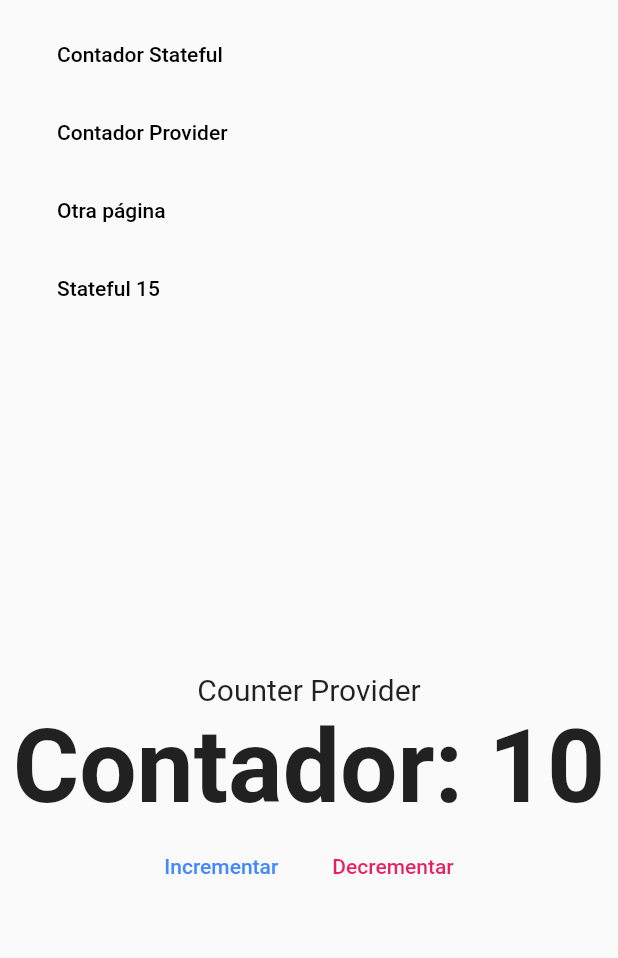
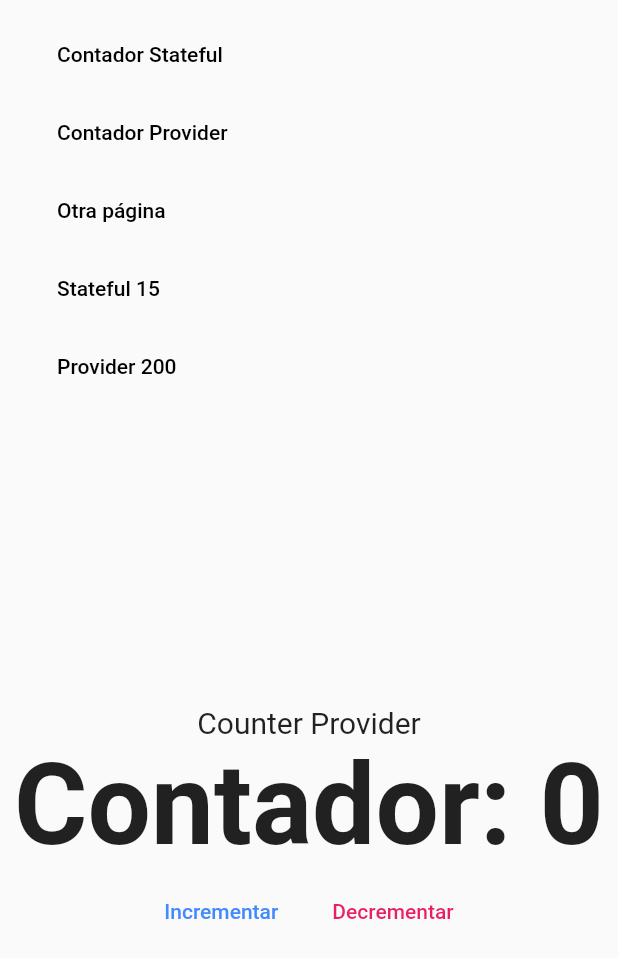
Before and after one commit to CesarArellano/Flutter-Web-Course, a Flutter app: the _CounterProviderPageBody screen opened directly, after a tap on "Contador Provider", on a phone screen of 412 x 824 dp. Shown: the top 958 px of the screen. Run offline on Flutter 3.47's test engine with Material 2 defaults, Android fonts, the phone set to English and light mode, and no system bars; our stand-ins replace fluro, get_it.

Commit message:
Read by Query Params

```diff
--- a/web_bases_2/lib/providers/counter_provider.dart
+++ b/web_bases_2/lib/providers/counter_provider.dart
@@ -1,6 +1,10 @@
 import 'package:flutter/material.dart';
 
 class CounterProvider extends ChangeNotifier {
+
+  CounterProvider( String base ) {
+    _counter = int.tryParse(base) ?? 0;
+  }
 
   int _counter = 10;
 
--- a/web_bases_2/lib/router/router.dart
+++ b/web_bases_2/lib/router/router.dart
@@ -38,13 +38,14 @@
   // Handlers
   static final Handler _counterHandler = Handler(
     handlerFunc: ( context, params ) {
-      // print(params['base']?[0]);
-      return CounterView( base: params['base']![0] );
+      return CounterView( base: params['base']?[0] ?? '0' );
     }
   );
 
   static final Handler _providerCounterHandler = Handler(
-    handlerFunc: ( _, __) => const CounterProviderView()
+    handlerFunc: ( context, params ) {
+      return CounterProviderView( base: params['q']?[0] ?? '0' );
+    }
   );
 
   static final Handler _pageNotFoundHandler = Handler(
--- a/web_bases_2/lib/ui/pages/counter_provider_page.dart
+++ b/web_bases_2/lib/ui/pages/counter_provider_page.dart
@@ -18,7 +18,7 @@
   @override
   Widget build(BuildContext context) {
     return ChangeNotifierProvider(
-      create: ( _ ) => CounterProvider(),
+      create: ( _ ) => CounterProvider('0'),
       child: const _CounterProviderPageBody(),
     );
   }
--- a/web_bases_2/lib/ui/shared/custom_app_menu.dart
+++ b/web_bases_2/lib/ui/shared/custom_app_menu.dart
@@ -58,6 +58,12 @@
             text: 'Stateful 15',
             onPressed: () => locator<NavigationService>().navigateTo('/stateful/15'),
           ),
+          const SizedBox(width: 10),
+          CustomFlatButton(
+            color: Colors.black,
+            text: 'Provider 200',
+            onPressed: () => locator<NavigationService>().navigateTo('/provider?q=200'),
+          ),
         ],
       ),
     );
@@ -102,6 +108,12 @@
             text: 'Stateful 15',
             onPressed: () => locator<NavigationService>().navigateTo('/stateful/15'),
           ),
+          const SizedBox(width: 10),
+          CustomFlatButton(
+            color: Colors.black,
+            text: 'Provider 200',
+            onPressed: () => locator<NavigationService>().navigateTo('/provider?q=200'),
+          ),
         ],
       ),
     );
--- a/web_bases_2/lib/ui/views/counter_provider_view.dart
+++ b/web_bases_2/lib/ui/views/counter_provider_view.dart
@@ -6,20 +6,19 @@
 import 'package:web_bases/ui/shared/custom_flat_button.dart';
 
 
-class CounterProviderView extends StatefulWidget {
+class CounterProviderView extends StatelessWidget {
 
-  const CounterProviderView({Key? key}) : super(key: key);
+  const CounterProviderView({
+    Key? key,
+    required this.base
+  }) : super(key: key);
 
-  @override
-  State<CounterProviderView> createState() => _CounterProviderViewState();
-}
-
-class _CounterProviderViewState extends State<CounterProviderView> {
+  final String base;
 
   @override
   Widget build(BuildContext context) {
     return ChangeNotifierProvider(
-      create: ( _ ) => CounterProvider(),
+      create: ( _ ) => CounterProvider( base ),
       child: const _CounterProviderPageBody(),
     );
   }
```
